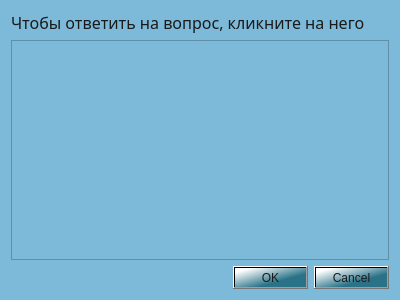
This is Client/jeducation-v0.1/dialog.ui in Avedik/Desktop-application-IEducation as Qt 5 draws it before an edit. The edited form follows.
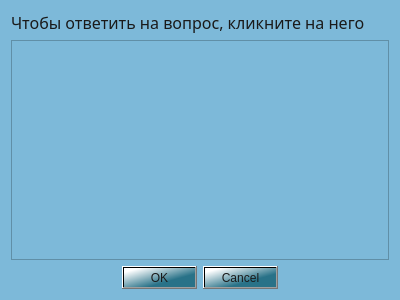
This is the edited form.

The edit to the form file:
```diff
--- a/Client/jeducation-v0.1/dialog.ui
+++ b/Client/jeducation-v0.1/dialog.ui
@@ -57,6 +57,9 @@
      <property name="standardButtons">
       <set>QDialogButtonBox::Cancel|QDialogButtonBox::Ok</set>
      </property>
+     <property name="centerButtons">
+      <bool>true</bool>
+     </property>
     </widget>
    </item>
   </layout>
```
